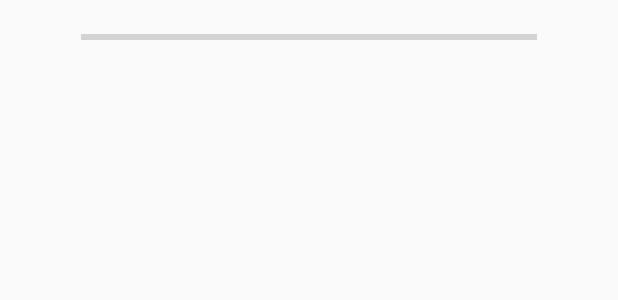
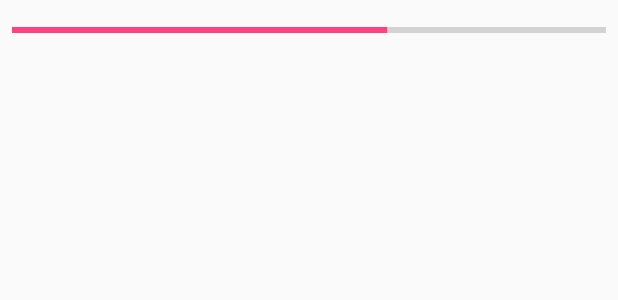
Before and after one commit to ReneCode/DrawingApp, an Android app: the layout content_main.xml on its own in the app's theme, with its tools: preview values and no code run, on a phone screen of 412 x 824 dp. Shown: the top 300 px of the screen. Run offline under Robolectric (Android 15) with nearby library versions, the phone set to English and light mode, and no system bars.

```diff
--- /dev/null
+++ b/app/src/main/java/eu/riffer/drawingapp/DrawingRecorder.java
@@ -0,0 +1,29 @@
+package eu.riffer.drawingapp;
+
+import android.graphics.PointF;
+
+import java.util.ArrayList;
+import java.util.Collection;
+import java.util.List;
+
+
+public class DrawingRecorder {
+    List<PointF> points;
+
+
+    DrawingRecorder() {
+        points = new ArrayList<PointF>();
+    }
+
+
+    public void save() {
+    }
+
+    public void clear() {
+        points.clear();
+    }
+
+    public void add(float x, float y) {
+        points.add(new PointF(x, y));
+    }
+}
--- a/app/src/main/java/eu/riffer/drawingapp/DrawingView.java
+++ b/app/src/main/java/eu/riffer/drawingapp/DrawingView.java
@@ -20,12 +20,15 @@ public class DrawingView extends View {
     private int paintColor = 0xe3660000;
     private Canvas drawCanvas;
     private Bitmap canvasBitmap;
+    private DrawingRecorder recoder;
 
     public DrawingView(Context context, AttributeSet attribeSet) {
         super(context, attribeSet);
 
-        ProgressBar progressBar = (ProgressBar)findViewById(R.id.progressBar);
-        // progressBar.setProgress(34);
+//        ProgressBar progressBar = (ProgressBar)findViewById(R.id.progressBar);
+//        progressBar.setProgress(34);
+
+        recoder = new DrawingRecorder();
 
         setupDrawing();
     }
@@ -62,17 +65,21 @@ public class DrawingView extends View {
 
     @Override
     public boolean onTouchEvent(MotionEvent event) {
-        float touchX = event.getX();
-        float touchY = event.getY();
+        float touchX = Math.round(event.getX());
+        float touchY = Math.round(event.getY());
 
         switch (event.getAction()) {
             case MotionEvent.ACTION_DOWN:
+                recoder.clear();
+                recoder.add(touchX, touchY);
                 drawPath.moveTo(touchX, touchY);
                 break;
             case MotionEvent.ACTION_MOVE:
+                recoder.add(touchX, touchY);
                 drawPath.lineTo(touchX, touchY);
                 break;
             case MotionEvent.ACTION_UP:
+                recoder.save();
                 drawCanvas.drawPath(drawPath, drawPaint);
                 drawPath.reset();
                 break;
--- a/app/src/main/res/layout/content_main.xml
+++ b/app/src/main/res/layout/content_main.xml
@@ -23,11 +23,12 @@
     <ProgressBar
         android:id="@+id/progressBar"
         style="?android:attr/progressBarStyleHorizontal"
-        android:layout_width="304dp"
-        android:layout_height="34dp"
+        android:layout_width="match_parent"
+        android:layout_height="40dp"
         android:layout_marginEnd="8dp"
         android:layout_marginStart="8dp"
-        android:layout_marginTop="8dp"
+        android:layout_marginTop="0dp"
+        android:progress="63"
         app:layout_constraintEnd_toEndOf="parent"
         app:layout_constraintStart_toStartOf="parent"
         app:layout_constraintTop_toTopOf="parent" />
```
